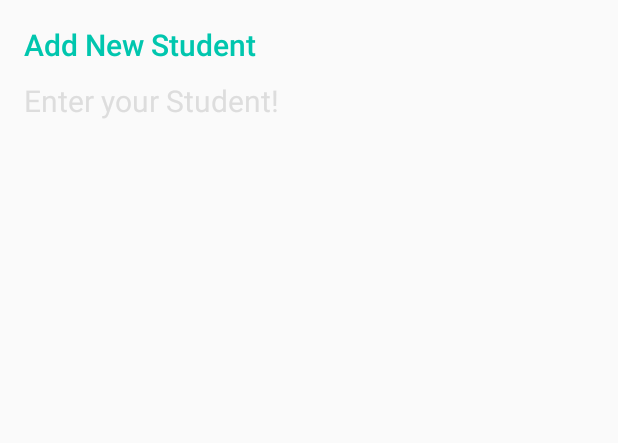
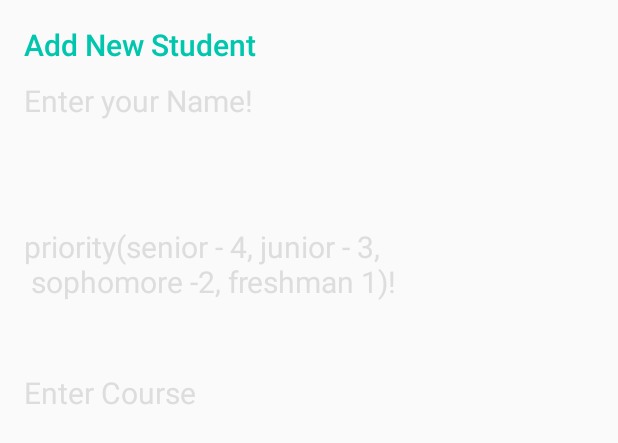
Before and after one commit to santri94/StudentWaitingListApp, an Android app: the layout note_dialog.xml on its own in the app's theme, with its tools: preview values and no code run, on a phone screen of 412 x 824 dp. Shown: the top 443 px of the screen. Run offline under Robolectric (Android 15) with nearby library versions, the phone set to English and light mode, and no system bars.

Commit message:
Added more input fields to the App

```diff
--- a/app/src/main/java/com/example/studentwaitinglist/MainActivity.java
+++ b/app/src/main/java/com/example/studentwaitinglist/MainActivity.java
@@ -181,6 +181,8 @@ public class MainActivity extends AppCompatActivity {
         alertDialogBuilderUserInput.setView(view);
 
         final EditText inputNote = view.findViewById(R.id.note);
+        final EditText student_priority = view.findViewById(R.id.student_priority);
+        final EditText course = view.findViewById(R.id.course);
         TextView dialogTitle = view.findViewById(R.id.dialog_title);
         dialogTitle.setText(!shouldUpdate ? getString(R.string.lbl_new_note_title) : getString(R.string.lbl_edit_note_title));
 
@@ -221,14 +223,11 @@ public class MainActivity extends AppCompatActivity {
                     updateNote(inputNote.getText().toString(), position);
                 } else {
                     // create new note
-                    // need to also get StudentID, priority and class
-                    // using tmp for now
-                    //String studentID = "107849";
-                    int priority = 3;
-                    String course = "CSIT 435";
+                    //parse priority string to int
+                    String x = student_priority.getText().toString();
+                    int student_priority = Integer.parseInt(x);
 
-
-                    createNote(inputNote.getText().toString(), course, priority);
+                    createNote(inputNote.getText().toString(), course.getText().toString(), student_priority);
                 }
             }
         });
--- a/app/src/main/res/layout/note_dialog.xml
+++ b/app/src/main/res/layout/note_dialog.xml
@@ -30,4 +30,28 @@
         android:textColorHint="@color/hint_enter_note"
         android:textSize="@dimen/input_new_note" />
 
+    <EditText
+        android:id="@+id/student_priority"
+        android:layout_width="match_parent"
+        android:layout_height="wrap_content"
+        android:background="@android:color/transparent"
+        android:gravity="top"
+        android:hint="@string/enter_priority"
+        android:inputType="textCapSentences|textMultiLine"
+        android:lines="4"
+        android:textColorHint="@color/hint_enter_note"
+        android:textSize="@dimen/input_new_note" />
+
+    <EditText
+        android:id="@+id/course"
+        android:layout_width="match_parent"
+        android:layout_height="wrap_content"
+        android:background="@android:color/transparent"
+        android:gravity="top"
+        android:hint="@string/enter_course"
+        android:inputType="textCapSentences|textMultiLine"
+        android:lines="4"
+        android:textColorHint="@color/hint_enter_note"
+        android:textSize="@dimen/input_new_note" />
+
 </LinearLayout>
--- a/app/src/main/res/values/strings.xml
+++ b/app/src/main/res/values/strings.xml
@@ -5,5 +5,7 @@
     <string name="msg_no_notes">No Students found!</string>
     <string name="lbl_new_note_title">Add New Student</string>
     <string name="lbl_edit_note_title">Edit Student</string>
-    <string name="hint_enter_note">Enter your Student!</string>
+    <string name="hint_enter_note">Enter your Name!</string>
+    <string name="enter_priority">priority(senior - 4, junior - 3, \n sophomore -2, freshman 1)!</string>
+    <string name="enter_course">Enter Course</string>
 </resources>
```
Lines whose indentation alone changed are shown as unchanged.
